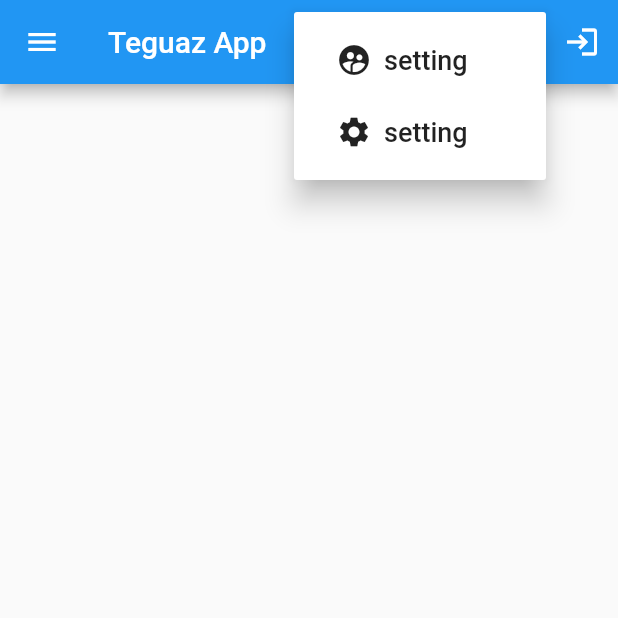
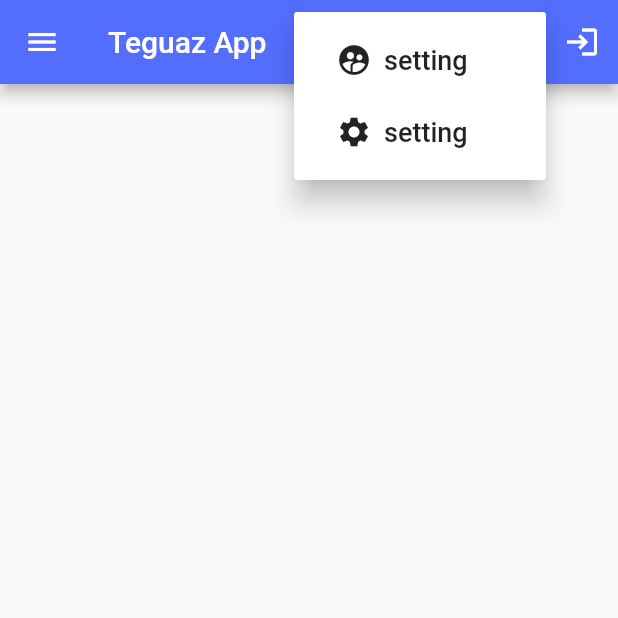
Before and after one commit to ermiyassol/Teguaz-app, a Flutter app: the screen it shows after launch, after a tap on the "settings" icon, on a phone screen of 412 x 824 dp, the top half of it. Run offline on Flutter 3.47's test engine with Material 2 defaults, Android fonts, the phone set to English and light mode, and no system bars.

Commit message:
drawer editing

```diff
--- a/lib/main.dart
+++ b/lib/main.dart
@@ -11,7 +11,13 @@ class MyApp extends StatelessWidget {
     return MaterialApp(
       title: 'Teguaz App',
       home: MainScreen(),
-      theme: ThemeData(),
+      theme: ThemeData(
+        primaryColor: Colors.indigoAccent,
+        // textTheme: TextTheme(
+        //     display1: TextStyle(
+        //         color: Colors.white,
+        //         fontSize: 17))
+      ),
       routes: {},
     );
   }
--- a/lib/screens/main_screen.dart
+++ b/lib/screens/main_screen.dart
@@ -1,5 +1,6 @@
 import 'package:flutter/material.dart';
 import 'package:teguaz_app/widgets/main_appbar.dart';
+import 'package:teguaz_app/widgets/main_drawer.dart';
 
 class MainScreen extends StatelessWidget {
   // const MainScreen({Key key}) : super(key: key);
@@ -7,44 +8,8 @@ class MainScreen extends StatelessWidget {
   @override
   Widget build(BuildContext context) {
     return Scaffold(
-      appBar: AppBar(
-        title: Text('Teguaz App'),
-        actions: [
-          IconButton(
-              icon: Icon(Icons.search),
-              onPressed: () {}),
-          PopupMenuButton(
-            icon: Icon(Icons.settings),
-            itemBuilder: (_) => [
-              PopupMenuItem(
-                child: FlatButton.icon(
-                    onPressed: () {},
-                    icon: Icon(Icons
-                        .supervised_user_circle_sharp),
-                    label: Text(
-                      'setting',
-                      style:
-                          TextStyle(fontSize: 18),
-                    )),
-              ),
-              PopupMenuItem(
-                child: FlatButton.icon(
-                    onPressed: () {},
-                    icon: Icon(Icons.settings),
-                    label: Text(
-                      'setting',
-                      style:
-                          TextStyle(fontSize: 18),
-                    )),
-              ),
-            ],
-          ),
-          IconButton(
-              icon: Icon(Icons.login),
-              onPressed: () {})
-        ],
-      ),
-      drawer: Drawer(),
+      appBar: MainAppBar(),
+      drawer: MainDrawer(),
       body: Container(),
     );
   }
--- a/lib/widgets/main_appbar.dart
+++ b/lib/widgets/main_appbar.dart
@@ -1,8 +1,13 @@
 import 'package:flutter/material.dart';
 
-class MainAppBar extends StatelessWidget {
+class MainAppBar extends StatelessWidget
+    with PreferredSizeWidget {
   // const MainAppBar({Key key}) : super(key: key);
 
+  @override
+  // TODO: implement preferredSize
+  Size get preferredSize =>
+      Size.fromHeight(kToolbarHeight);
   @override
   Widget build(BuildContext context) {
     return AppBar(
@@ -12,17 +17,29 @@ class MainAppBar extends StatelessWidget {
             icon: Icon(Icons.search),
             onPressed: () {}),
         PopupMenuButton(
-          icon: Icon(Icons.more_vert),
+          icon: Icon(Icons.settings),
           itemBuilder: (_) => [
             PopupMenuItem(
               child: FlatButton.icon(
                   onPressed: () {},
-                  icon: Icon(Icons.settings),
-                  label: Text('setting')),
+                  icon: Icon(Icons
+                      .supervised_user_circle_sharp),
+                  label: Text(
+                    'setting',
+                    style:
+                        TextStyle(fontSize: 18),
+                  )),
             ),
             PopupMenuItem(
-              child: Text('Show All'),
-            )
+              child: FlatButton.icon(
+                  onPressed: () {},
+                  icon: Icon(Icons.settings),
+                  label: Text(
+                    'setting',
+                    style:
+                        TextStyle(fontSize: 18),
+                  )),
+            ),
           ],
         ),
         IconButton(
--- a/lib/widgets/main_drawer.dart
+++ b/lib/widgets/main_drawer.dart
@@ -0,0 +1,89 @@
+import 'package:flutter/material.dart';
+
+class MainDrawer extends StatelessWidget {
+  const MainDrawer({Key key}) : super(key: key);
+
+  @override
+  Widget build(BuildContext context) {
+    return Drawer(
+      child: Column(
+        children: [
+          Container(
+            color: Theme.of(context).primaryColor,
+            padding: EdgeInsets.only(
+                top: (MediaQuery.of(context)
+                        .padding
+                        .top +
+                    10),
+                left: 20,
+                bottom: 10),
+            child: Row(
+              mainAxisAlignment:
+                  MainAxisAlignment.spaceBetween,
+              children: [
+                Column(
+                  crossAxisAlignment:
+                      CrossAxisAlignment.start,
+                  children: [
+                    CircleAvatar(
+                      radius: 40,
+                      backgroundImage: AssetImage(
+                          'assets/images/logo.jpg'),
+                    ),
+                    SizedBox(
+                      height: 10,
+                    ),
+                    Text(
+                      'ተጓዥ',
+                      style: TextStyle(
+                          color: Colors.white,
+                          fontSize: 18),
+                    ),
+                    Text(
+                      '0939866118',
+                      style: TextStyle(
+                          color: Colors.white),
+                    )
+                  ],
+                ),
+                Column(
+                  children: [
+                    SizedBox(
+                      height: 35,
+                    ),
+                    IconButton(
+                        color: Colors.white,
+                        icon:
+                            Icon(Icons.settings),
+                        onPressed: () {}),
+                    IconButton(
+                        color: Colors.white,
+                        icon: Icon(
+                          Icons
+                              .keyboard_arrow_down,
+                          size: 35,
+                        ),
+                        onPressed: () {}),
+                  ],
+                )
+              ],
+            ),
+          ),
+          SizedBox(
+            height: 20,
+          ),
+          ListTile(
+            title: Text('Primary text'),
+            leading: Icon(Icons.label),
+            trailing: Text('Metadata'),
+          ),
+          ListTile(
+            title: Text('Primary text'),
+            leading: Icon(Icons.label),
+            trailing: Text('Metadata'),
+          ),
+        ],
+      ),
+    );
+  }
+}
```
Also changed, not shown: pubspec.yaml (+3 -8 lines), assets/images/logo.jpg (added).
